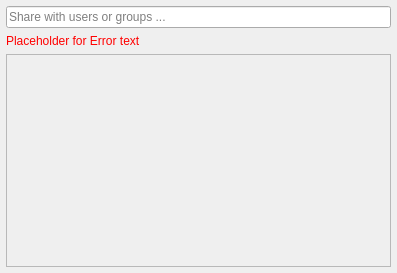
Qt form src/gui/shareusergroupwidget.ui (shashank-sj/client) before a commit.
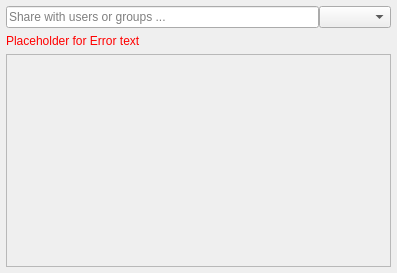
The same form after that commit.

Commit message: Adds select with permissions to share dialog.

Diff of the .ui file:
```diff
--- a/src/gui/shareusergroupwidget.ui
+++ b/src/gui/shareusergroupwidget.ui
@@ -44,6 +44,9 @@
        </property>
       </widget>
      </item>
+     <item>
+      <widget class="QComboBox" name="permissionComboBox"/>
+     </item>
     </layout>
    </item>
    <item>
```
The commit also changes 1 other file.
